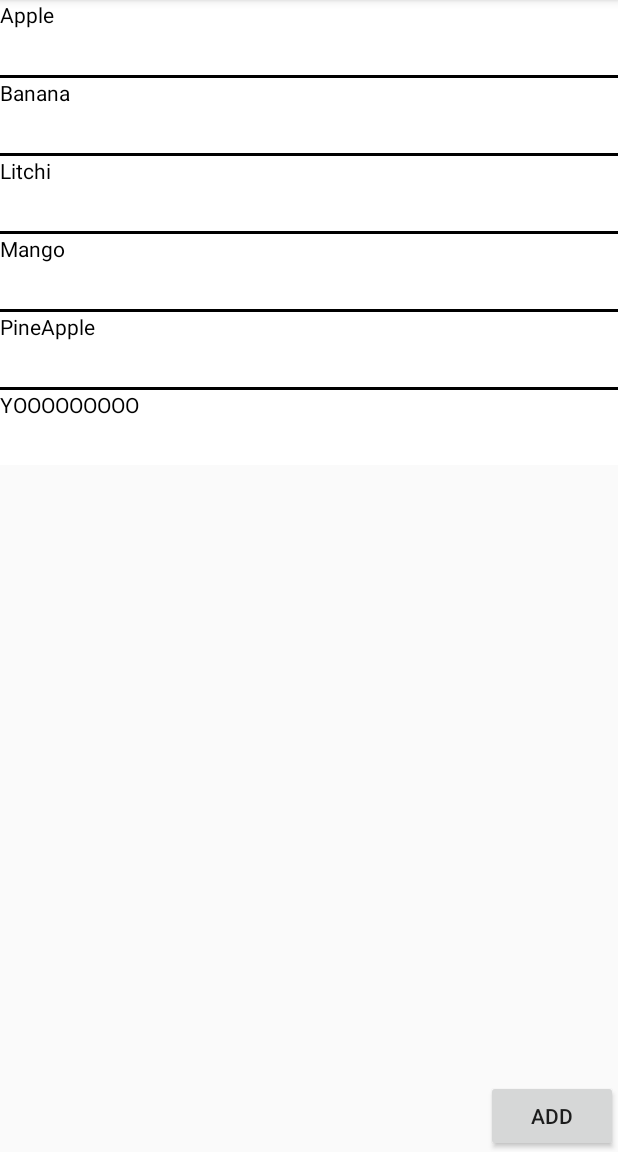
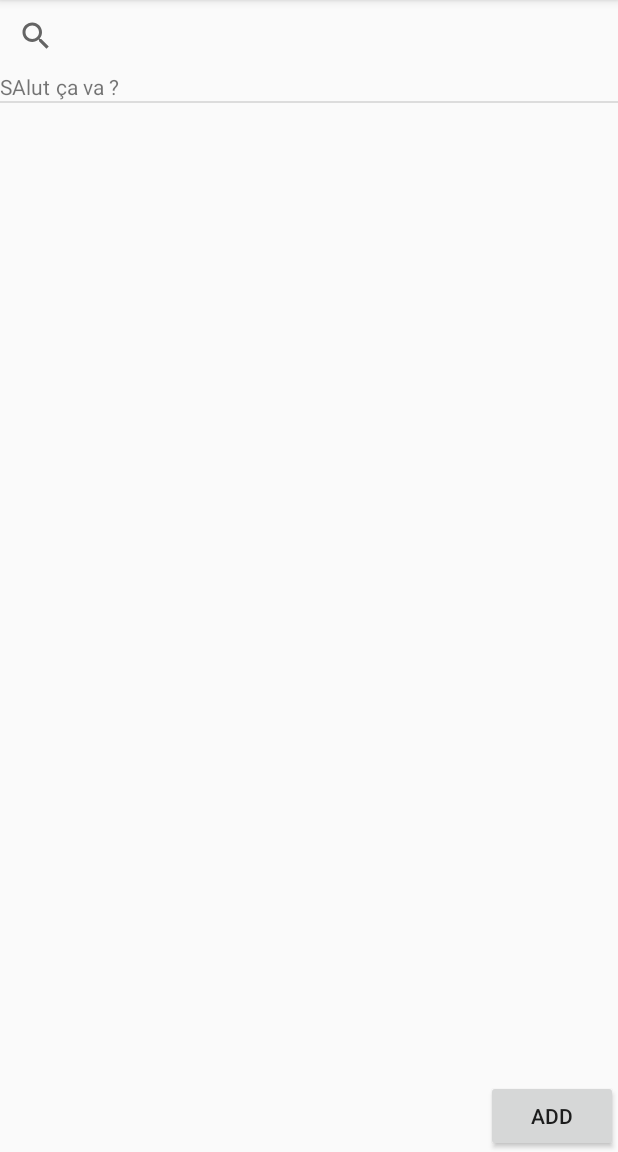
Before and after one commit to alexocisson/zoukfiesta, an Android app: the screen it shows after launch (MainActivity), on a phone screen of 412 x 824 dp, the part 84-1236 px from its top. Run offline under Robolectric (Android 15) with nearby library versions, the phone set to English and light mode, and no system bars; libraries missing offline, so code that uses them is left out: com.google.android.gms; 4 statements that could not run were skipped.

Commit message:
Now can store Endpoint device found

```diff
--- a/code/app/src/main/java/ch/hearc/zoukfiesta/MainActivity.kt
+++ b/code/app/src/main/java/ch/hearc/zoukfiesta/MainActivity.kt
@@ -1,13 +1,12 @@
 package ch.hearc.zoukfiesta
-import ch.hearc.zoukfiesta.R
 import android.Manifest
 import android.content.Context
 import android.content.pm.PackageManager
 import android.os.Bundle
+import android.text.TextUtils
 import android.util.Log
-import android.widget.ListView
-import android.widget.SimpleAdapter
-import android.widget.Toast
+import android.view.View
+import android.widget.*
 import androidx.appcompat.app.AppCompatActivity
 import androidx.core.content.ContextCompat
 import com.google.android.gms.nearby.Nearby
@@ -38,49 +37,98 @@ class MainActivity : AppCompatActivity() {
 
     private val STRATEGY: Strategy = Strategy.P2P_STAR
 
-    var simpleListView: ListView? = null
-    var fruitsNames = arrayOf("Apple", "Banana", "Litchi", "Mango", "PineApple") //fruit names array
-
     val arrayList: ArrayList<HashMap<String, String?>> = ArrayList()
     var simpleAdapter : SimpleAdapter? = null
+
+    private var addGarbageButton: Button? = null
+    private var garbageListView: ListView? = null
+    private var garbageSearchView: SearchView? = null
+    private var nearbyEndPointAdapter: NearbyEndPointAdapter? = null
 
     override fun onCreate(savedInstanceState: Bundle?) {
         super.onCreate(savedInstanceState)
         setContentView(R.layout.activity_main)
 
-        simpleListView = findViewById(R.id.simpleListView) as ListView
-
-
-        for (i in 0 until fruitsNames.size) {
-            val hashMap: HashMap<String, String?> =
-                HashMap() //create a hashmap to store the data in key value pair
-            hashMap["name"] = fruitsNames[i]
-            arrayList.add(hashMap) //add the hashmap into arrayList
-        }
-        val from = arrayOf("name", "image") //string array
-
-        val to = intArrayOf(R.id.textView) //int array of views id's
-
-        simpleAdapter = SimpleAdapter(
-            this,
-            arrayList,
-            R.layout.list_view_items,
-            from,
-            to
-        ) //Create object and set the parameters for simpleAdapter
-
-        simpleListView!!.adapter = simpleAdapter //sets the adapter for listView
-
-        val hashMap: HashMap<String, String?> =
-            HashMap() //create a hashmap to store the data in key value pair
-        hashMap["name"] = "YOOOOOOOOO"
-        arrayList.add(hashMap) //add the hashmap into arrayList
-        simpleAdapter!!.notifyDataSetChanged()
+        retrieveViews()
+        setUpViews()
 
         connectionsClient = Nearby.getConnectionsClient(this);
 
         startAdvertising();
         startDiscovery();
+
+        NearbyEndPointStore.ENDPOINTS.add(NearbyEndpoint("SAlut", "ça va ?",null))
+    }
+
+    /**
+     * Retrieve all views inside res/layout/garbage_list_activity.xml.
+     */
+    private fun retrieveViews() {
+        addGarbageButton = findViewById<View>(R.id.addGarbageButton) as Button
+        garbageListView = findViewById<View>(R.id.garbageListView) as ListView
+        garbageSearchView = findViewById<View>(R.id.garbageSearchView) as SearchView
+    }
+
+    /**
+     * Construct our logic. What we wants is the following:
+     *
+     * - being able to filter the garbage list;
+     * - being able to see a garbage details by clicking an item in the list;
+     * - being able to start the creation of a new garbage by clicking the "Add" button.
+     */
+    private fun setUpViews() {
+        nearbyEndPointAdapter = NearbyEndPointAdapter(this)
+
+        // Tell by which adapter we will handle our list
+        garbageListView!!.adapter = nearbyEndPointAdapter
+
+        // See a garbage details when clicking on it
+//        garbageListView!!.onItemClickListener = AdapterView.OnItemClickListener { parent, view, position, id ->
+//            val garbage = garbageListView!!.getItemAtPosition(position) as NearbyEndpoint
+//
+//            val intent = Intent(this@GarbageListActivity, GarbageDetailsActivity::class.java)
+//
+//            intent.putExtra("garbageName", garbage.name)
+//
+//            startActivity(intent)
+//        }
+
+        // Miscellaneous configuration for our search view
+        garbageSearchView!!.isSubmitButtonEnabled = true
+        garbageSearchView!!.queryHint = "Endpoint name..."
+
+        // The core for the search view: what to do when the text change!
+        garbageSearchView!!.setOnQueryTextListener(object : SearchView.OnQueryTextListener {
+
+            override fun onQueryTextSubmit(query: String): Boolean {
+                // Do nothing when clicking the submit button (displayed ">") -> return false
+
+                return false
+            }
+
+            override fun onQueryTextChange(newText: String): Boolean {
+                // When the text change, filter our list of garbages
+
+                val filter = nearbyEndPointAdapter!!.filter!!
+
+                if (TextUtils.isEmpty(newText)) {
+                    // Empty search field = no filtering
+                    filter.filter(null)
+                } else {
+                    filter.filter(newText)
+                }
+
+                // Something was done -> return true instead of false
+                return true
+            }
+        })
+
+        // Start the activity to add a garbage when clicking the "Add" button
+//        addGarbageButton!!.setOnClickListener {
+//            val intent = Intent(this@GarbageListActivity, AddGarbageActivity::class.java)
+//
+//            startActivity(intent)
+//        }
     }
 
     override fun onStart() {
@@ -160,18 +208,11 @@ class MainActivity : AppCompatActivity() {
     private val endpointDiscoveryCallback: EndpointDiscoveryCallback =
         object : EndpointDiscoveryCallback() {
             override fun onEndpointFound(endpointId: String, info: DiscoveredEndpointInfo) {
-//                Log.i(TAG, "onEndpointFound: endpoint found, connecting")
-//                connectionsClient!!.requestConnection(
-//                    codeName,
-//                    endpointId,
-//                    connectionLifecycleCallback
-//                )
-                Log.i(TAG, "onEndpointFound: endpoint found, connecting")
-                val hashMap: HashMap<String, String?> =
-                    HashMap() //create a hashmap to store the data in key value pair
-                hashMap["name"] = "ID : " + info.serviceId + " Name : " + info.endpointName
-                arrayList.add(hashMap) //add the hashmap into arrayList
-                simpleAdapter!!.notifyDataSetChanged()
+
+                Log.i(TAG, "onEndpointFound: endpoint found")
+                NearbyEndPointStore.ENDPOINTS.add(NearbyEndpoint(endpointId, info.endpointName ,info))
+//                var con = NearbyEndpoint(endpointId, info.endpointName ,info)
+//                con.connect(connectionsClient!!,codeName,connectionLifecycleCallback)
             }
 
             override fun onEndpointLost(endpointId: String) {
--- /dev/null
+++ b/code/app/src/main/java/ch/hearc/zoukfiesta/NearbyEndPointStore.kt
@@ -0,0 +1,47 @@
+package ch.hearc.zoukfiesta
+
+import java.util.ArrayList
+
+object NearbyEndPointStore   {
+    val ENDPOINTS: MutableList<NearbyEndpoint> = ArrayList()
+
+//    val GARBAGE_CATEGORIES: MutableList<GarbageCategory> = ArrayList()
+
+    init {
+        // Let's create some data on the fly...
+//        val categoryPet = GarbageCategory("PET", "PET recycle bin")
+//        val categoryIron = GarbageCategory("Iron", "Iron container")
+//        val categoryAluminum = GarbageCategory("Aluminum", "Aluminum container")
+//
+//        GARBAGE_CATEGORIES.add(categoryPet)
+//        GARBAGE_CATEGORIES.add(categoryIron)
+//        GARBAGE_CATEGORIES.add(categoryAluminum)
+//
+//        GARBAGES.add(Garbage("Valser Classic", categoryPet))
+//        GARBAGES.add(Garbage("Lipton Lemon Ice Tea", categoryPet))
+//        GARBAGES.add(Garbage("Coca Cola", categoryPet))
+//
+//        GARBAGES.add(Garbage("Canned food", categoryIron))
+//        GARBAGES.add(Garbage("Pot lid", categoryIron))
+//        GARBAGES.add(Garbage("Canned sardines", categoryIron))
+//
+//        GARBAGES.add(Garbage("Yogurt lid", categoryAluminum))
+//        GARBAGES.add(Garbage("Knife blade", categoryAluminum))
+//        GARBAGES.add(Garbage("Aluminum foil", categoryAluminum))
+    }
+
+    /**
+     * Utility function to find a garbage by its name.
+     */
+    fun findEndPointByName(id: String): NearbyEndpoint? {
+        var result: NearbyEndpoint? = null
+
+        for (endpoint in ENDPOINTS) {
+            if (endpoint.id == id) {
+                result = endpoint
+            }
+        }
+
+        return result
+    }
+}
--- /dev/null
+++ b/code/app/src/main/java/ch/hearc/zoukfiesta/NearbyEndpoint.kt
@@ -0,0 +1,27 @@
+package ch.hearc.zoukfiesta
+
+import com.google.android.gms.nearby.connection.ConnectionLifecycleCallback
+import com.google.android.gms.nearby.connection.ConnectionsClient
+import com.google.android.gms.nearby.connection.DiscoveredEndpointInfo
+
+class NearbyEndpoint(endpointId: String, name:String, info: DiscoveredEndpointInfo?) {
+
+
+    var id: String = ""
+    var name: String = ""
+    var info: DiscoveredEndpointInfo? = null
+
+    init {
+        this.id = endpointId
+        this.info = info
+        this.name = name
+    }
+
+    fun connect(connectionsClient: ConnectionsClient, codeName: String, connectionLifecycleCallback: ConnectionLifecycleCallback) {
+        connectionsClient!!.requestConnection(
+            codeName,
+            this.id,
+            connectionLifecycleCallback
+        )
+    }
+}
--- /dev/null
+++ b/code/app/src/main/java/ch/hearc/zoukfiesta/NearbyEndpointAdapter.kt
@@ -0,0 +1,132 @@
+package ch.hearc.zoukfiesta
+
+import android.content.Context
+import android.view.LayoutInflater
+import android.view.View
+import android.view.ViewGroup
+import android.widget.BaseAdapter
+import android.widget.Filter
+import android.widget.Filterable
+import android.widget.TextView
+
+import java.util.ArrayList
+
+class NearbyEndPointAdapter(
+    /**
+     * The context (activity) in which this adapter is used.
+     */
+    private val context: Context
+) : BaseAdapter(), Filterable {
+
+    /**
+     * The filtered garbages; the garbages currently shown on the list.
+     */
+    private var filteredEndpoints: MutableList<NearbyEndpoint>? = null
+
+    /**
+     * The filter object, handling the filtering of our garbages.
+     */
+    private var endpointFilter: Filter? = null
+
+    init {
+
+        construct()
+    }
+
+    private fun construct() {
+        // Display all garbages by default
+//        filteredEndpoints = GarbageStore.GARBAGES
+        filteredEndpoints = NearbyEndPointStore.ENDPOINTS
+
+        // Create our garbages' filter
+        endpointFilter = object : Filter() {
+
+            override fun performFiltering(constraint: CharSequence?): Filter.FilterResults {
+                if (constraint == null) {
+                    // No constraint -> show all
+
+                    filteredEndpoints = NearbyEndPointStore.ENDPOINTS
+                } else {
+                    filteredEndpoints = ArrayList()
+
+                    for (endpoint in NearbyEndPointStore.ENDPOINTS) {
+                        // Filter by garbage name
+
+                        if (endpoint.id!!.toLowerCase()
+                                .contains(constraint.toString().toLowerCase())
+                        ) {
+                            filteredEndpoints!!.add(endpoint)
+                        }
+                    }
+                }
+
+                val filterResults = Filter.FilterResults()
+
+                filterResults.values = filteredEndpoints
+
+                return filterResults
+            }
+
+            override fun publishResults(constraint: CharSequence, results: Filter.FilterResults) {
+                // New filtering -> notify the list adapter (BaseAdapter) that its content changed
+                notifyDataSetChanged()
+            }
+        }
+    }
+
+    override fun getCount(): Int {
+        return filteredEndpoints!!.size
+    }
+
+    override fun getItem(position: Int): Any {
+        return filteredEndpoints!![position]
+    }
+
+    override fun getItemId(position: Int): Long {
+        return position.toLong()
+    }
+
+    override fun getView(position: Int, convertView: View?, parent: ViewGroup): View {
+        var convertView = convertView
+        val holder: EndpointHolder
+
+        if (convertView == null) {
+            convertView =
+                LayoutInflater.from(context).inflate(R.layout.endpoint_list_row, parent, false)
+
+            holder = EndpointHolder()
+
+            holder.idTextView = convertView!!.findViewById<View>(R.id.idTextView) as TextView
+            holder.nameTextView =
+                convertView.findViewById<View>(R.id.nameTextView) as TextView
+
+            /*
+             * We have 2 views, but we only can set one object (tag) into our convertView object.
+             *
+             * Now we see the whole purpose of our "XyzHolder" wrapper classes.
+             */
+            convertView.tag = holder
+        } else {
+            holder = convertView.tag as EndpointHolder
+        }
+
+        val endpoint = filteredEndpoints!![position]
+
+        holder.idTextView!!.text = endpoint.id
+        holder.nameTextView!!.text = endpoint.name
+
+        return convertView
+    }
+
+    override fun getFilter(): Filter? {
+        return endpointFilter
+    }
+
+    /**
+     * Wrapper class for our garbage views.
+     */
+    private class EndpointHolder {
+        internal var idTextView: TextView? = null
+        internal var nameTextView: TextView? = null
+    }
+}
--- a/code/app/src/main/res/layout/activity_main.xml
+++ b/code/app/src/main/res/layout/activity_main.xml
@@ -6,28 +6,29 @@
     tools:context=".MainActivity">
 
     <SearchView
-        android:id="@+id/garbageSearchView"
         android:layout_width="fill_parent"
         android:layout_height="wrap_content"
-        android:layout_alignParentStart="true"
+        android:id="@+id/garbageSearchView"
+        android:layout_alignParentTop="true"
         android:layout_alignParentLeft="true"
-        android:layout_alignParentTop="true" />
+        android:layout_alignParentStart="true" />
 
     <ListView
-        android:id="@+id/simpleListView"
-        android:layout_width="match_parent"
-        android:layout_height="wrap_content"
-        android:divider="#000"
-        android:dividerHeight="2dp"
-        android:listSelector="#600" />
+        android:layout_width="fill_parent"
+        android:layout_height="fill_parent"
+        android:id="@+id/garbageListView"
+        android:layout_alignParentLeft="true"
+        android:layout_alignParentStart="true"
+        android:layout_below="@+id/garbageSearchView" />
 
     <Button
-        android:id="@+id/addGarbageButton"
         android:layout_width="wrap_content"
         android:layout_height="wrap_content"
+        android:id="@+id/addGarbageButton"
+        android:layout_alignParentBottom="true"
+        android:layout_alignParentRight="true"
         android:layout_alignParentEnd="true"
-        android:layout_alignParentRight="true"
-        android:layout_alignParentBottom="true"
-        android:text="Add"></Button>
+        android:text="Add">
+    </Button>
 
 </RelativeLayout>
--- /dev/null
+++ b/code/app/src/main/res/layout/endpoint_list_row.xml
@@ -0,0 +1,20 @@
+<?xml version="1.0" encoding="utf-8"?>
+<LinearLayout xmlns:android="http://schemas.android.com/apk/res/android"
+    android:layout_width="match_parent"
+    android:layout_height="match_parent"
+    android:orientation="horizontal">
+
+    <TextView
+        android:id="@+id/idTextView"
+        android:layout_width="wrap_content"
+        android:layout_height="wrap_content" />
+
+    <Space
+        android:layout_width="4dp"
+        android:layout_height="wrap_content" />
+
+    <TextView
+        android:id="@+id/nameTextView"
+        android:layout_width="wrap_content"
+        android:layout_height="wrap_content" />
+</LinearLayout>
--- a/code/app/src/main/res/layout/list_view_items.xml
+++ b/code/app/src/main/res/layout/list_view_items.xml
@@ -1,21 +1,34 @@
 <?xml version="1.0" encoding="utf-8"?>
 <RelativeLayout xmlns:android="http://schemas.android.com/apk/res/android"
+    xmlns:tools="http://schemas.android.com/tools"
     android:layout_width="match_parent"
-    android:layout_height="wrap_content"
-    android:background="#fff">
+    android:layout_height="match_parent"
+    tools:context="MainActivity">
 
-    <ImageView
-        android:id="@+id/imageView"
-        android:layout_width="50dp"
-        android:layout_height="50dp"
-        android:padding="5dp"
-        android:layout_alignParentRight="true"
-        android:layout_marginRight="10dp" />
+    <SearchView
+        android:layout_width="fill_parent"
+        android:layout_height="wrap_content"
+        android:id="@+id/garbageSearchView"
+        android:layout_alignParentTop="true"
+        android:layout_alignParentLeft="true"
+        android:layout_alignParentStart="true" />
 
-    <TextView
-        android:id="@+id/textView"
+    <ListView
+        android:layout_width="fill_parent"
+        android:layout_height="fill_parent"
+        android:id="@+id/garbageListView"
+        android:layout_alignParentLeft="true"
+        android:layout_alignParentStart="true"
+        android:layout_below="@+id/garbageSearchView" />
+
+    <Button
         android:layout_width="wrap_content"
         android:layout_height="wrap_content"
-        android:text="Demo"
-        android:textColor="#000" />
+        android:id="@+id/addGarbageButton"
+        android:layout_alignParentBottom="true"
+        android:layout_alignParentRight="true"
+        android:layout_alignParentEnd="true"
+        android:text="Add">
+    </Button>
+
 </RelativeLayout>
```
